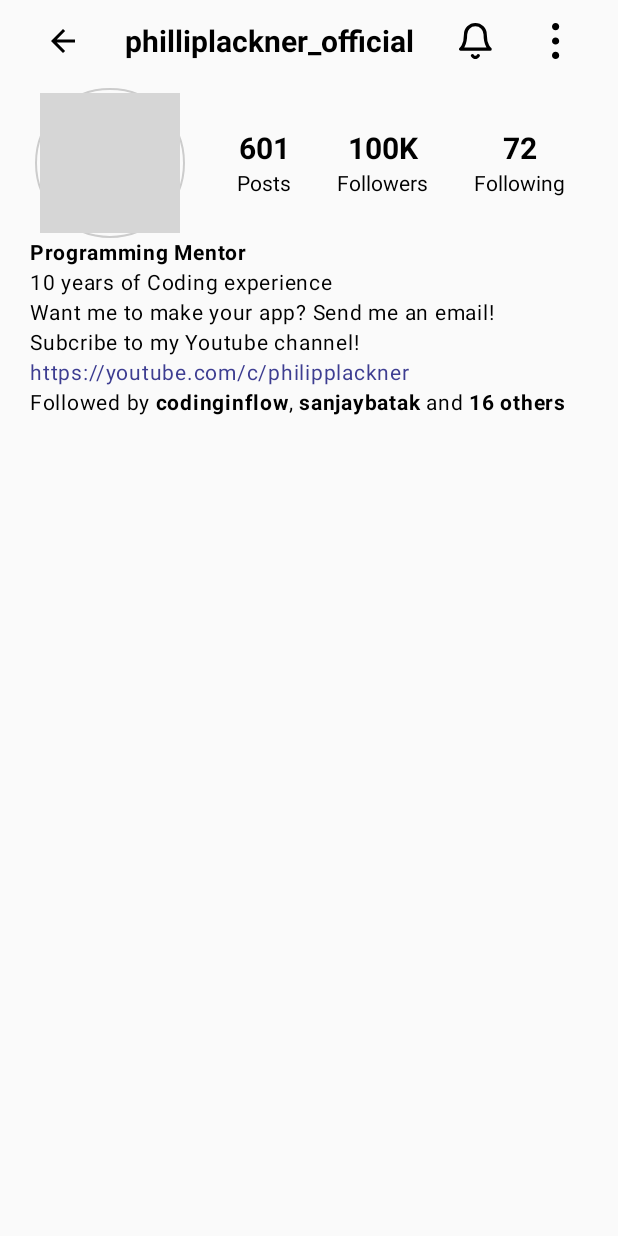
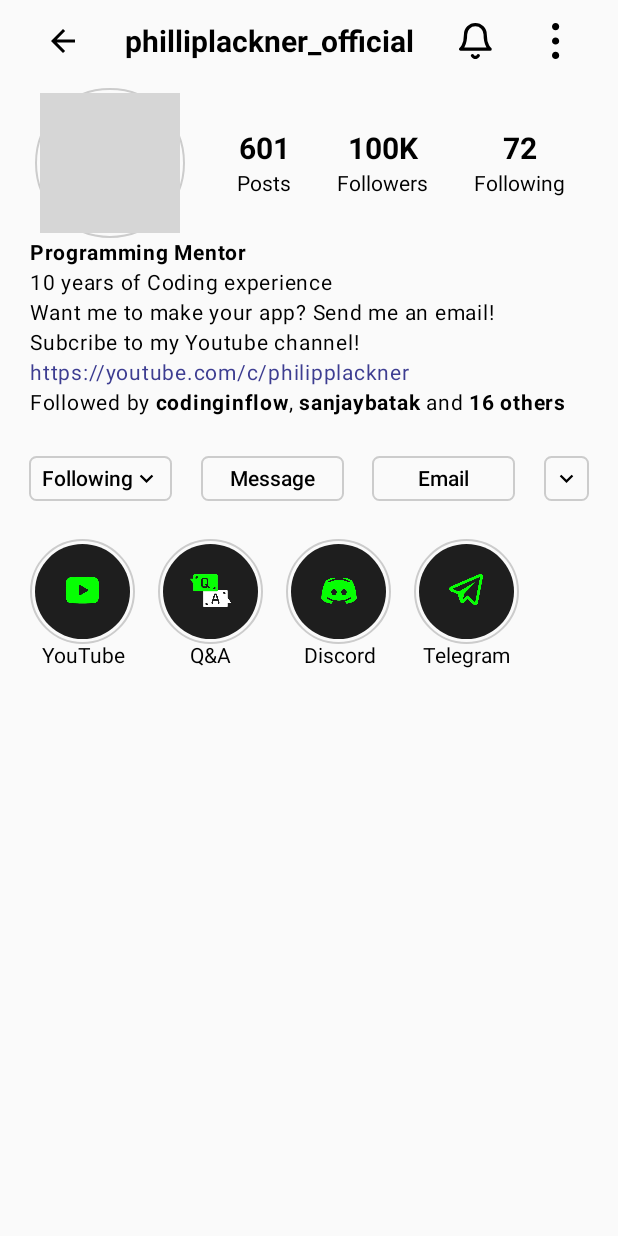
Before and after one commit to Hitendra27/InstagramProfileUI-JetpackCompose, an Android app built with Jetpack Compose: the screen it shows after launch (MainActivity), on a phone screen of 412 x 824 dp. Run offline under Robolectric (Android 15) with nearby library versions, the phone set to English and light mode, and no system bars; grey boxes are pictures that could not be loaded.

Commit message:
Added the HighlightSection

```diff
--- a/app/src/main/java/com/example/instagramprofileui_jetpackcompose/ProfileScreen.kt
+++ b/app/src/main/java/com/example/instagramprofileui_jetpackcompose/ProfileScreen.kt
@@ -4,6 +4,7 @@ import android.app.ActionBar
 import androidx.compose.foundation.Image
 import androidx.compose.foundation.border
 import androidx.compose.foundation.layout.*
+import androidx.compose.foundation.lazy.LazyRow
 import androidx.compose.foundation.shape.CircleShape
 import androidx.compose.foundation.shape.RoundedCornerShape
 import androidx.compose.material.Icon
@@ -22,6 +23,7 @@ import androidx.compose.ui.res.painterResource
 import androidx.compose.ui.text.SpanStyle
 import androidx.compose.ui.text.buildAnnotatedString
 import androidx.compose.ui.text.font.FontWeight
+import androidx.compose.ui.text.style.TextAlign
 import androidx.compose.ui.text.style.TextOverflow
 import androidx.compose.ui.tooling.preview.Preview
 import androidx.compose.ui.unit.dp
@@ -37,6 +39,33 @@ fun profileScreen() {
         )
         Spacer(modifier = Modifier.height(4.dp))
         ProfileSection()
+        Spacer(modifier = Modifier.height(25.dp))
+        ButtonSection(modifier = Modifier.fillMaxWidth())
+        Spacer(modifier = Modifier.height(25.dp))
+        HighlightSection(
+            highlights = listOf(
+                StoryHighlight(
+                    image = painterResource(id = R.drawable.youtube),
+                    text = "YouTube"
+                ),
+                StoryHighlight(
+                    image = painterResource(id = R.drawable.qa),
+                    text = "Q&A"
+                ),
+                StoryHighlight(
+                    image = painterResource(id = R.drawable.discord),
+                    text = "Discord"
+                ),
+                StoryHighlight(
+                    image = painterResource(id = R.drawable.telegram),
+                    text = "Telegram"
+                ),
+            ),
+            modifier = Modifier
+                .fillMaxWidth()
+                .padding(horizontal = 20.dp)
+        )
+
     }
 }
 
@@ -250,7 +279,24 @@ fun ButtonSection(
             icon = Icons.Default.KeyboardArrowDown,
             modifier = Modifier
                 .defaultMinSize(minWidth = minWidth)
-                .height(height = height)
+                .height(height)
+        )
+        ActionButton(
+            text = "Message",
+            modifier = Modifier
+                .defaultMinSize(minWidth = minWidth)
+                .height(height)
+        )
+        ActionButton(
+            text = "Email",
+            modifier = Modifier
+                .defaultMinSize(minWidth = minWidth)
+                .height(height)
+        )
+        ActionButton(
+            icon = Icons.Default.KeyboardArrowDown,
+            modifier = Modifier
+                .height(height)
         )
     }
 }
@@ -288,5 +334,33 @@ fun ActionButton(
         }
 
     }
+}
+
+@Composable
+fun HighlightSection(
+    modifier: Modifier = Modifier,
+    highlights: List<StoryHighlight>
+) {
+    LazyRow(modifier = modifier) {
+        items(highlights.size) {
+            Column(
+                horizontalAlignment = Alignment.CenterHorizontally,
+                verticalArrangement = Arrangement.Center,
+                modifier = Modifier
+                    .padding(end = 15.dp)
+            ) {
+                RoundImage(
+                    image = highlights[it].image,
+                    modifier = Modifier.size(70.dp)
+                )
+                Text(
+                    text = highlights[it].text,
+                    overflow = TextOverflow.Ellipsis,
+                    textAlign = TextAlign.Center
+                )
+            }
+
+        }
+    }
 
 }
--- /dev/null
+++ b/app/src/main/java/com/example/instagramprofileui_jetpackcompose/StoryHighlight.kt
@@ -0,0 +1,8 @@
+package com.example.instagramprofileui_jetpackcompose
+
+import androidx.compose.ui.graphics.painter.Painter
+
+data class StoryHighlight(
+    val image: Painter,
+    val text: String
+)
```
